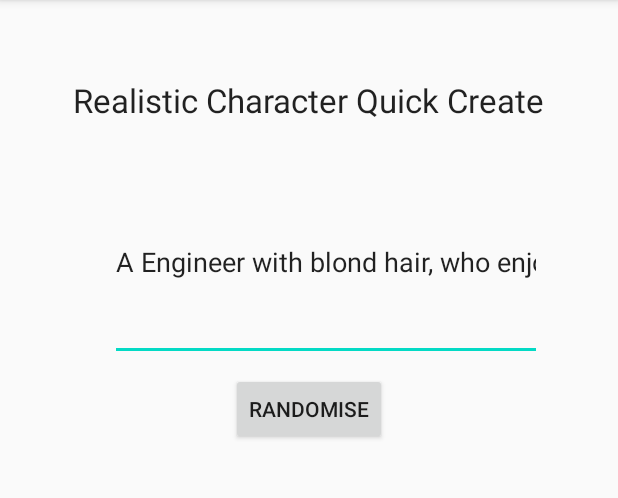
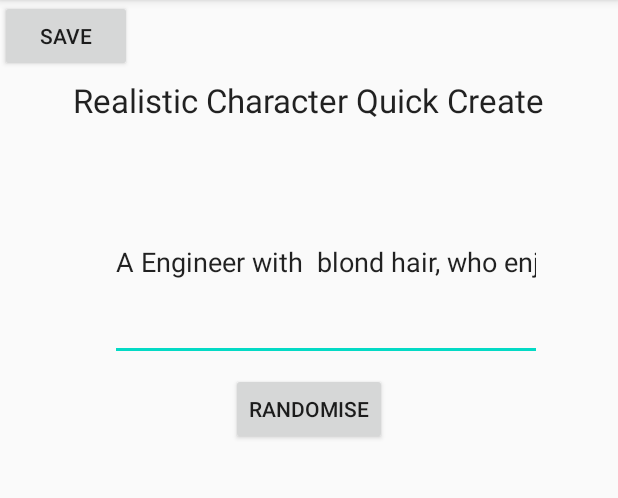
Before and after one commit to sarah-duncan/CharacterGenerator, an Android app: the QuickCreateRealistic screen opened directly, with no data from a screen before it, after a tap on "RANDOMISE", on a phone screen of 412 x 824 dp, the part 84-582 px from its top. Run offline under Robolectric (Android 15) with nearby library versions, the phone set to English and light mode, and no system bars.

Commit message:
Add ability to save characters from randomise for realistic Change randomCharacter() in Randomise.java to return String[] Modify QuickCreateFantasy and QuickCreateRealistic to adjust for the above change

```diff
--- a/app/src/main/java/com/dunca/charactergenerator/QuickCreateRealistic.java
+++ b/app/src/main/java/com/dunca/charactergenerator/QuickCreateRealistic.java
@@ -1,5 +1,6 @@
 package com.dunca.charactergenerator;
 
+import android.content.Intent;
 import android.os.Bundle;
 import android.view.View;
 import android.widget.Button;
@@ -9,11 +10,20 @@ import androidx.appcompat.app.AppCompatActivity;
 
 import com.example.MainActivity.R;
 
-public class QuickCreateRealistic extends AppCompatActivity {
+import java.sql.SQLException;
+
+public class QuickCreateRealistic extends AppCompatActivity implements View.OnClickListener {
 
     //Defined views
     private EditText editTextShowDescription;
     private Button randomiseButton;
+    private Button addTodoBtn;
+    private EditText professionEditText;
+    private EditText hairColourEditText;
+    private EditText hobbyEditText;
+    private String[] traits;
+
+    private DBManager dbManager;
 
     @Override
     protected void onCreate(Bundle savedInstanceState) {
@@ -23,13 +33,38 @@ public class QuickCreateRealistic extends AppCompatActivity {
         randomiseButton = (Button) findViewById(R.id.randomise_button);
         editTextShowDescription = (EditText) findViewById(R.id.editText_show_description_realistic);
 
+        addTodoBtn =(Button) findViewById(R.id.save_button);
+
+        dbManager = new DBManager(this);
+        try {
+            dbManager.open();
+        } catch (SQLException throwables) {
+            throwables.printStackTrace();
+        }
+        addTodoBtn.setOnClickListener(this);
+
         randomiseButton.setOnClickListener(new View.OnClickListener(){
                                                  @Override
                                                  public void onClick(View v){
                                                      Randomise random = new RandomiseRealistic();
-                                                     editTextShowDescription.setText(random.randomCharacter());
+                                                     traits= random.randomCharacter();
+                                                     editTextShowDescription.setText("A " + traits[0] + " with\n "+
+                                                             traits[1]+ " hair, who enjoys "+ traits[2]+ "." );
                                                  }
                                              }
         );
     }
+
+    @Override
+    public void onClick(View view) {
+        switch (view.getId()){
+            case R.id.save_button:
+
+                dbManager.insert(traits[0], traits[1], traits[2]);
+
+                Intent main = new Intent(QuickCreateRealistic.this, Library.class).setFlags(Intent.FLAG_ACTIVITY_CLEAR_TOP);
+                startActivity(main);
+                break;
+        }
+    }
 }
--- a/app/src/main/java/com/dunca/charactergenerator/Randomise.java
+++ b/app/src/main/java/com/dunca/charactergenerator/Randomise.java
@@ -1,6 +1,6 @@
 package com.dunca.charactergenerator;
 
 public interface Randomise {
-    String randomCharacter();
+    String[] randomCharacter();
     public String randomTrait(String[] trait);
 }
--- a/app/src/main/java/com/dunca/charactergenerator/RandomiseFantasy.java
+++ b/app/src/main/java/com/dunca/charactergenerator/RandomiseFantasy.java
@@ -10,8 +10,8 @@ public class RandomiseFantasy implements Randomise {
     String[] fantasyHobbie= {"necromancy", "drinking", "cards", "nature", "adventuring", "brawling", "politics"};
 
     @Override
-    public String randomCharacter(){
-        return "A " + randomTrait(race) +" "+randomTrait(profession) + " with " +randomTrait(eyeColour)+ " " + randomTrait(hairColour)+ " hair, who enjoys " + randomTrait(fantasyHobbie)+ ".";
+    public String[] randomCharacter(){
+        return new String[]{randomTrait(race), randomTrait(profession), randomTrait(eyeColour), randomTrait(hairColour), randomTrait(fantasyHobbie)};
     }
 
     public String randomTrait(String[] trait){
--- a/app/src/main/java/com/dunca/charactergenerator/RandomiseRealistic.java
+++ b/app/src/main/java/com/dunca/charactergenerator/RandomiseRealistic.java
@@ -10,8 +10,10 @@ public class RandomiseRealistic implements Randomise {
     String[] hobby = {"painting", "gaming"};
 
     @Override
-    public String randomCharacter(){
-        return "A " + randomTrait(profession) + " with " + randomTrait(hairColour)+ " hair, who enjoys " + randomTrait(hobby)+ ".";
+    public String[] randomCharacter(){
+        return new String[]{randomTrait(profession),
+                randomTrait(hairColour),
+                randomTrait(hobby)};
     }
 
     public String randomTrait(String[] trait){
--- a/app/src/main/res/layout/activity_quick_create_realistic.xml
+++ b/app/src/main/res/layout/activity_quick_create_realistic.xml
@@ -41,4 +41,12 @@
         app:layout_constraintStart_toStartOf="parent"
         app:layout_constraintTop_toBottomOf="@+id/title_fantasy_character_QuickCreate" />
 
+    <Button
+        android:id="@+id/save_button"
+        android:layout_width="wrap_content"
+        android:layout_height="wrap_content"
+        android:text="Save"
+        app:layout_constraintStart_toStartOf="parent"
+        app:layout_constraintTop_toTopOf="parent" />
+
 </androidx.constraintlayout.widget.ConstraintLayout>
```
Also changed, not shown: app/src/main/java/com/dunca/charactergenerator/QuickCreateFantasy.java (+6 -4 lines).
